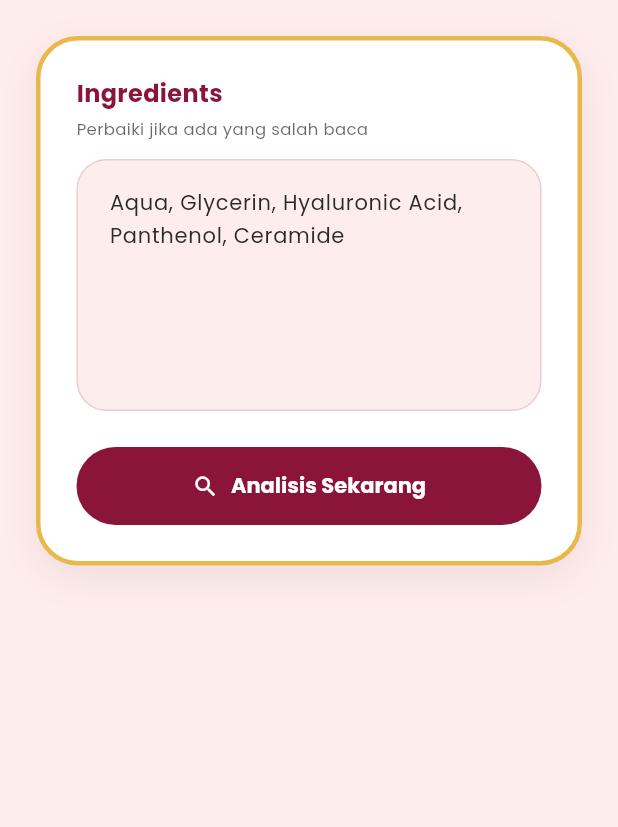
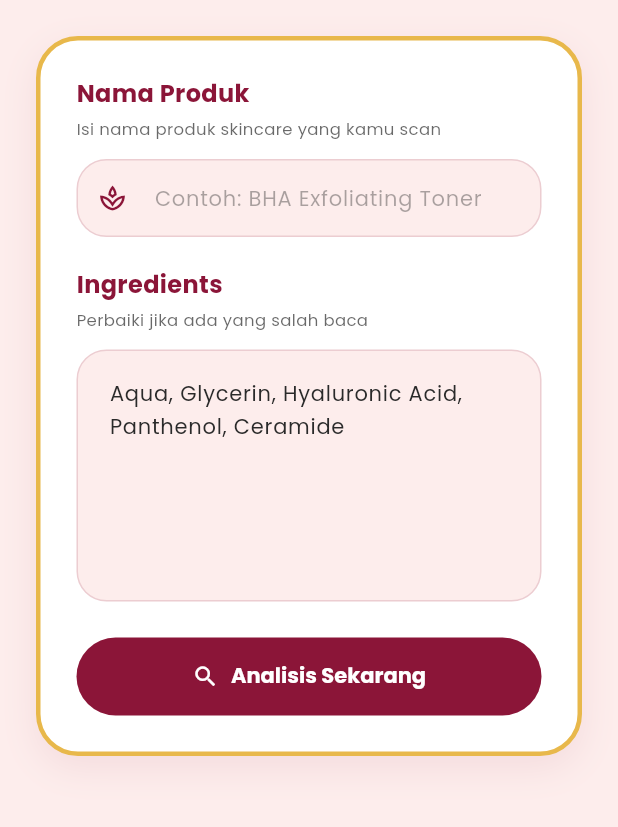
Before and after one commit to nagustine/OurGlow_V2, a Flutter app: the ScanReviewScreen screen opened directly with empty values, on a phone screen of 412 x 824 dp, the part 84-911 px from its top. Run offline on Flutter 3.47's test engine with Material 3 defaults, Android fonts, the phone set to English and light mode, and no system bars; our stand-ins replace cloud_firestore, firebase_auth, firebase_core, firebase_storage, google_fonts, image_picker; accounts and stored records are empty.

Commit message:
revisi: asset profile, scan review, product name

```diff
--- a/lib/screens/scan/scan_review_screen.dart
+++ b/lib/screens/scan/scan_review_screen.dart
@@ -24,6 +24,7 @@ class ScanReviewScreen extends StatefulWidget {
 
 class _ScanReviewScreenState extends State<ScanReviewScreen> {
   late TextEditingController _ctrl;
+  late TextEditingController _namaCtrl;
   bool _edited = false;
 
   static const List<String> _mockOcrResults = [
@@ -40,16 +41,20 @@ class _ScanReviewScreenState extends State<ScanReviewScreen> {
         ? widget.rawText
         : _mockOcrResults[Random().nextInt(_mockOcrResults.length)];
     _ctrl = TextEditingController(text: initial);
+    _namaCtrl = TextEditingController();
   }
 
   @override
   void dispose() {
     _ctrl.dispose();
+    _namaCtrl.dispose();
     super.dispose();
   }
 
   void _analisis() {
     final text = _ctrl.text.trim();
+    final nama = _namaCtrl.text.trim();
+
     if (text.isEmpty) {
       ScaffoldMessenger.of(context).showSnackBar(
         const SnackBar(
@@ -67,6 +72,7 @@ class _ScanReviewScreenState extends State<ScanReviewScreen> {
         builder: (_) => ScanResultScreen(
           rawText: text,
           fotoPath: widget.fotoPath,
+          productName: nama.isEmpty ? null : nama,
         ),
       ),
     );
@@ -176,6 +182,55 @@ class _ScanReviewScreenState extends State<ScanReviewScreen> {
                             ),
                           ),
                         if (widget.fromOcr) const SizedBox(height: 20),
+
+                        Text(
+                          'Nama Produk',
+                          style: AppText.cardTitle.copyWith(fontSize: 16),
+                        ),
+                        const SizedBox(height: 4),
+                        Text(
+                          'Isi nama produk skincare yang kamu scan',
+                          style: AppText.caption,
+                        ),
+                        const SizedBox(height: 12),
+                        TextField(
+                          controller: _namaCtrl,
+                          style: AppText.body,
+                          decoration: InputDecoration(
+                            hintText: 'Contoh: BHA Exfoliating Toner',
+                            filled: true,
+                            fillColor: AppColors.background,
+                            contentPadding: const EdgeInsets.symmetric(
+                              horizontal: 18,
+                              vertical: 16,
+                            ),
+                            prefixIcon: const Icon(
+                              Icons.spa_outlined,
+                              color: AppColors.primary,
+                              size: 20,
+                            ),
+                            border: OutlineInputBorder(
+                              borderRadius: BorderRadius.circular(20),
+                              borderSide: BorderSide.none,
+                            ),
+                            enabledBorder: OutlineInputBorder(
+                              borderRadius: BorderRadius.circular(20),
+                              borderSide: BorderSide(
+                                color: AppColors.primary
+                                    .withValues(alpha: 0.15),
+                              ),
+                            ),
+                            focusedBorder: OutlineInputBorder(
+                              borderRadius: BorderRadius.circular(20),
+                              borderSide: const BorderSide(
+                                color: AppColors.accent,
+                                width: 2,
+                              ),
+                            ),
+                          ),
+                        ),
+                        const SizedBox(height: 20),
+
                         Row(
                           children: [
                             Text(
```
Also changed, not shown: lib/screens/home/home_screen.dart (+26 -32 lines), lib/screens/profile/profile_screen.dart (+51 -20 lines), 2 other files.
